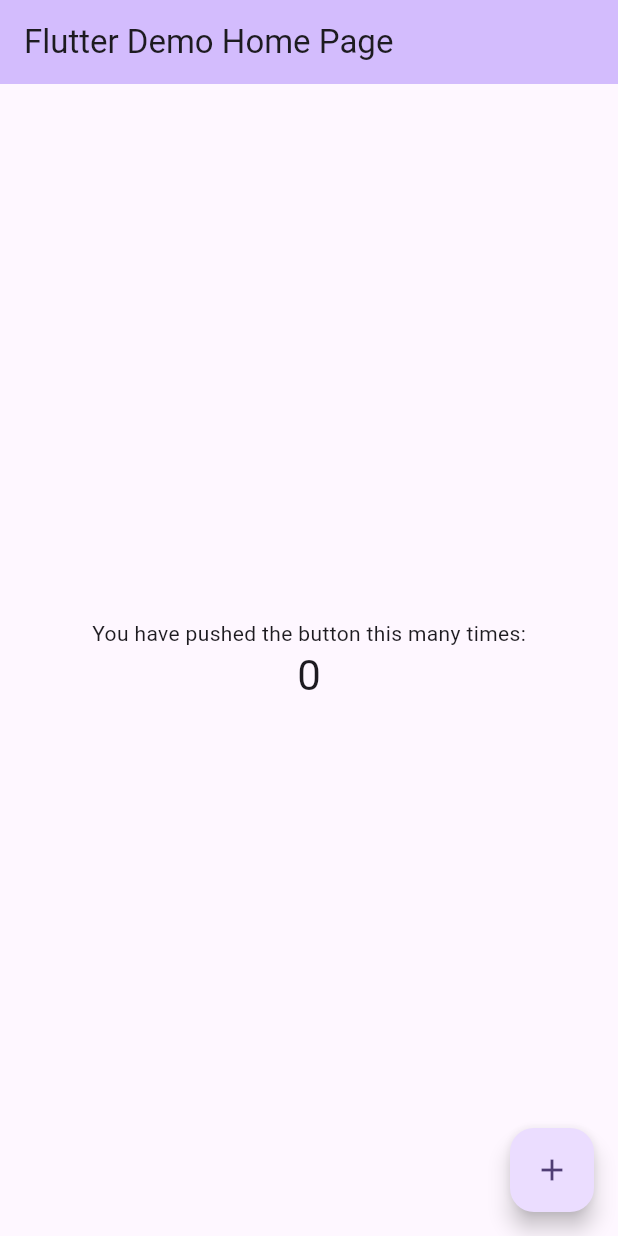
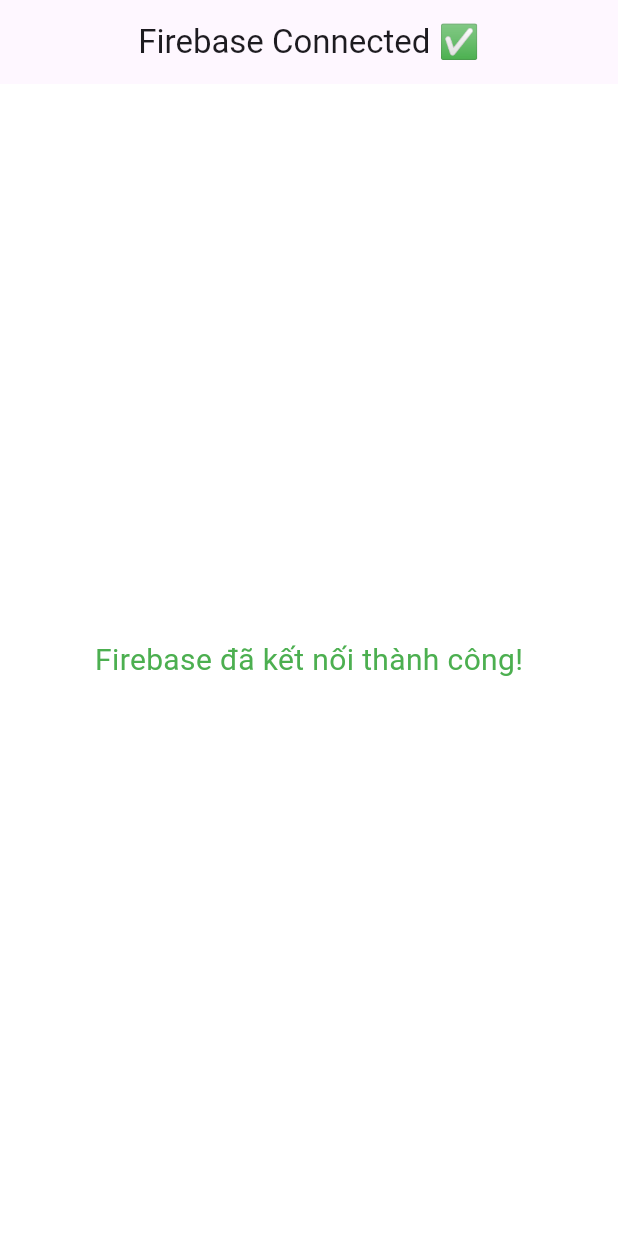
Before and after one commit to Ddangg04/2025_LTTBDD_N05_Nhom_14., a Flutter app: the screen it shows after launch, on a phone screen of 412 x 824 dp. Run offline on Flutter 3.47's test engine with Material 3 defaults, Android fonts, the light colour scheme and no system bars; our stand-ins replace firebase_core; accounts and stored records are empty.

Commit message:
cấu trúc, test connect firebase

```diff
--- a/lib/main.dart
+++ b/lib/main.dart
@@ -1,125 +1,49 @@
 import 'package:flutter/material.dart';
+import 'package:firebase_core/firebase_core.dart';
+import 'firebase_options.dart';
 
-void main() {
+void main() async {
+  WidgetsFlutterBinding.ensureInitialized();
+  await Firebase.initializeApp(
+    options: DefaultFirebaseOptions.currentPlatform,
+  );
+
   runApp(const MyApp());
 }
 
 class MyApp extends StatelessWidget {
   const MyApp({super.key});
 
-  // This widget is the root of your application.
   @override
   Widget build(BuildContext context) {
     return MaterialApp(
-      title: 'Flutter Demo',
+      debugShowCheckedModeBanner: false,
+      title: 'Football Field Manager',
       theme: ThemeData(
-        // This is the theme of your application.
-        //
-        // TRY THIS: Try running your application with "flutter run". You'll see
-        // the application has a purple toolbar. Then, without quitting the app,
-        // try changing the seedColor in the colorScheme below to Colors.green
-        // and then invoke "hot reload" (save your changes or press the "hot
-        // reload" button in a Flutter-supported IDE, or press "r" if you used
-        // the command line to start the app).
-        //
-        // Notice that the counter didn't reset back to zero; the application
-        // state is not lost during the reload. To reset the state, use hot
-        // restart instead.
-        //
-        // This works for code too, not just values: Most code changes can be
-        // tested with just a hot reload.
-        colorScheme: ColorScheme.fromSeed(seedColor: Colors.deepPurple),
-        useMaterial3: true,
+        primarySwatch: Colors.green,
+        scaffoldBackgroundColor: Colors.white,
       ),
-      home: const MyHomePage(title: 'Flutter Demo Home Page'),
+      home: const HomeScreen(),
     );
   }
 }
 
-class MyHomePage extends StatefulWidget {
-  const MyHomePage({super.key, required this.title});
-
-  // This widget is the home page of your application. It is stateful, meaning
-  // that it has a State object (defined below) that contains fields that affect
-  // how it looks.
-
-  // This class is the configuration for the state. It holds the values (in this
-  // case the title) provided by the parent (in this case the App widget) and
-  // used by the build method of the State. Fields in a Widget subclass are
-  // always marked "final".
-
-  final String title;
-
-  @override
-  State<MyHomePage> createState() => _MyHomePageState();
-}
-
-class _MyHomePageState extends State<MyHomePage> {
-  int _counter = 0;
-
-  void _incrementCounter() {
-    setState(() {
-      // This call to setState tells the Flutter framework that something has
-      // changed in this State, which causes it to rerun the build method below
-      // so that the display can reflect the updated values. If we changed
-      // _counter without calling setState(), then the build method would not be
-      // called again, and so nothing would appear to happen.
-      _counter++;
-    });
-  }
+class HomeScreen extends StatelessWidget {
+  const HomeScreen({super.key});
 
   @override
   Widget build(BuildContext context) {
-    // This method is rerun every time setState is called, for instance as done
-    // by the _incrementCounter method above.
-    //
-    // The Flutter framework has been optimized to make rerunning build methods
-    // fast, so that you can just rebuild anything that needs updating rather
-    // than having to individually change instances of widgets.
     return Scaffold(
       appBar: AppBar(
-        // TRY THIS: Try changing the color here to a specific color (to
-        // Colors.amber, perhaps?) and trigger a hot reload to see the AppBar
-        // change color while the other colors stay the same.
-        backgroundColor: Theme.of(context).colorScheme.inversePrimary,
-        // Here we take the value from the MyHomePage object that was created by
-        // the App.build method, and use it to set our appbar title.
-        title: Text(widget.title),
+        title: const Text('Firebase Connected ✅'),
+        centerTitle: true,
       ),
-      body: Center(
-        // Center is a layout widget. It takes a single child and positions it
-        // in the middle of the parent.
-        child: Column(
-          // Column is also a layout widget. It takes a list of children and
-          // arranges them vertically. By default, it sizes itself to fit its
-          // children horizontally, and tries to be as tall as its parent.
-          //
-          // Column has various properties to control how it sizes itself and
-          // how it positions its children. Here we use mainAxisAlignment to
-          // center the children vertically; the main axis here is the vertical
-          // axis because Columns are vertical (the cross axis would be
-          // horizontal).
-          //
-          // TRY THIS: Invoke "debug painting" (choose the "Toggle Debug Paint"
-          // action in the IDE, or press "p" in the console), to see the
-          // wireframe for each widget.
-          mainAxisAlignment: MainAxisAlignment.center,
-          children: <Widget>[
-            const Text(
-              'You have pushed the button this many times:',
-            ),
-            Text(
-              '$_counter',
-              style: Theme.of(context).textTheme.headlineMedium,
-            ),
-          ],
+      body: const Center(
+        child: Text(
+          'Firebase đã kết nối thành công!',
+          style: TextStyle(fontSize: 20, color: Colors.green),
         ),
       ),
-      floatingActionButton: FloatingActionButton(
-        onPressed: _incrementCounter,
-        tooltip: 'Increment',
-        child: const Icon(Icons.add),
-      ), // This trailing comma makes auto-formatting nicer for build methods.
     );
   }
 }
--- a/pubspec.yaml
+++ b/pubspec.yaml
@@ -35,6 +35,7 @@
   # The following adds the Cupertino Icons font to your application.
   # Use with the CupertinoIcons class for iOS style icons.
   cupertino_icons: ^1.0.8
+  firebase_core: ^4.2.0
 
 dev_dependencies:
   flutter_test:
```
Also changed, not shown: firebase.json (added), lib/firebase_options.dart (added), lib/screens/admin/add_screen.dart (added), lib/screens/admin/list_screen.dart (added), lib/screens/booking_screen.dart (added), lib/screens/home_screen.dart (added), lib/screens/login_screen.dart (added), lib/screens/register_screen.dart (added), lib/services/auth_service.dart (added), lib/services/booking_service.dart (added), lib/services/field_service.dart (added), pubspec.lock, 6 other files.
